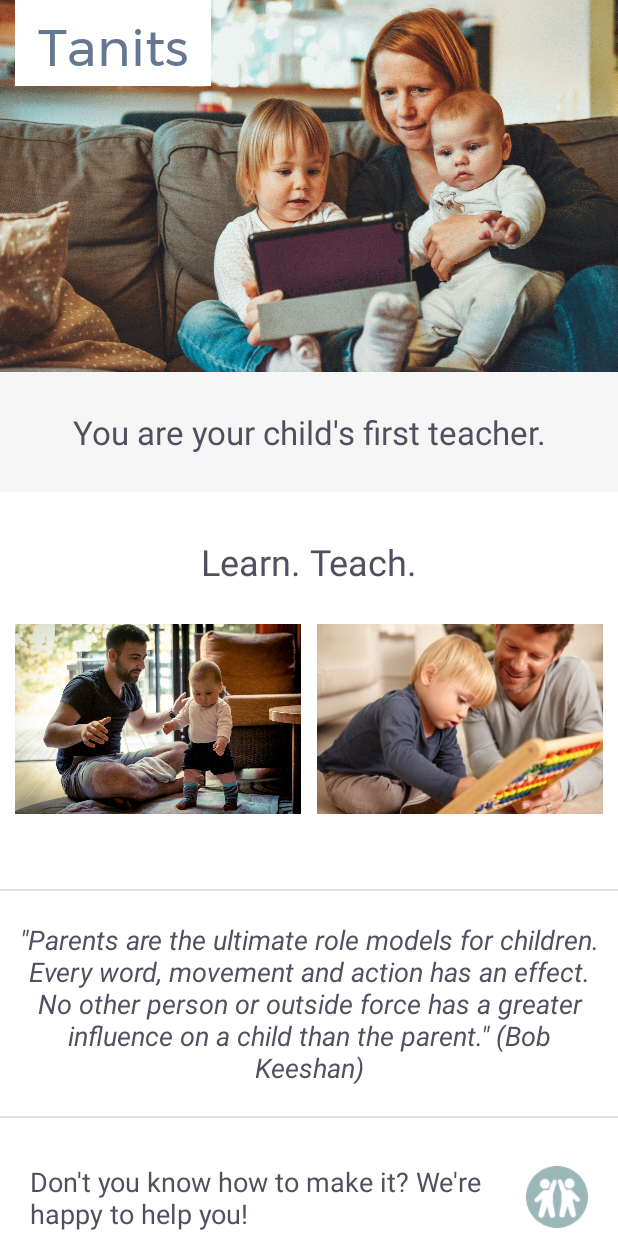
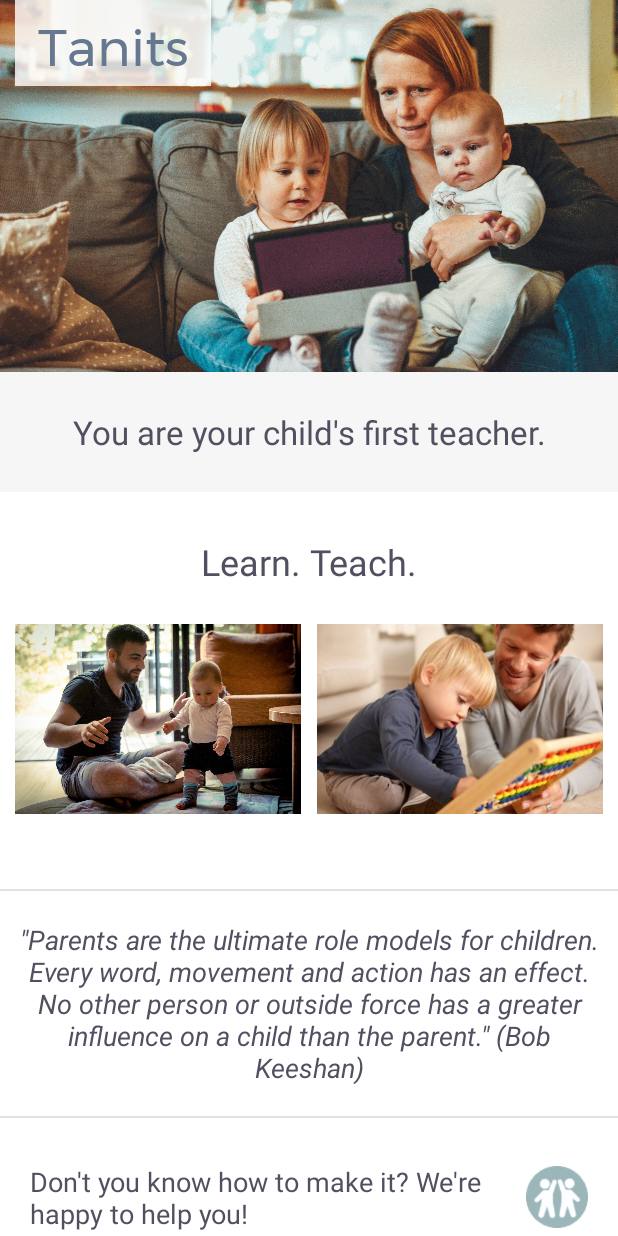
Before and after one commit to judit-juhasz/abnd-single-screen, an Android app: the screen it shows after launch (MainActivity), on a phone screen of 412 x 824 dp. Run offline under Robolectric (Android 15) with nearby library versions, the phone set to English and light mode, and no system bars.

Commit message:
Redesign the header

```diff
--- a/app/src/main/res/values/colors.xml
+++ b/app/src/main/res/values/colors.xml
@@ -5,6 +5,7 @@
     <color name="colorAccent">#FF4081</color>
 
     <color name="colorBackgroundWhite">#FFFFFF</color>
+    <color name="colorBackgroundTransparent">#CCFFFFFF</color>
     <color name="colorBackgroundLight">#F6F6F6</color>
     <color name="colorBackgroundLine">#E2E2E2</color>
     <color name="colorBackgroundContactInfo">#505061</color>
--- a/app/src/main/res/values/styles.xml
+++ b/app/src/main/res/values/styles.xml
@@ -12,7 +12,7 @@
         <item name="android:layout_height">wrap_content</item>
         <item name="android:textColor">@color/colorBusinessName</item>
         <item name="android:textSize">@dimen/business_name_textsize</item>
-        <item name="android:background">@color/colorBackgroundWhite</item>
+        <item name="android:background">@color/colorBackgroundTransparent</item>
         <item name="android:gravity">center_horizontal</item>
         <item name="android:layout_marginLeft">@dimen/tv_normal_margin</item>
         <item name="android:paddingTop">@dimen/tv_small_padding</item>
```
